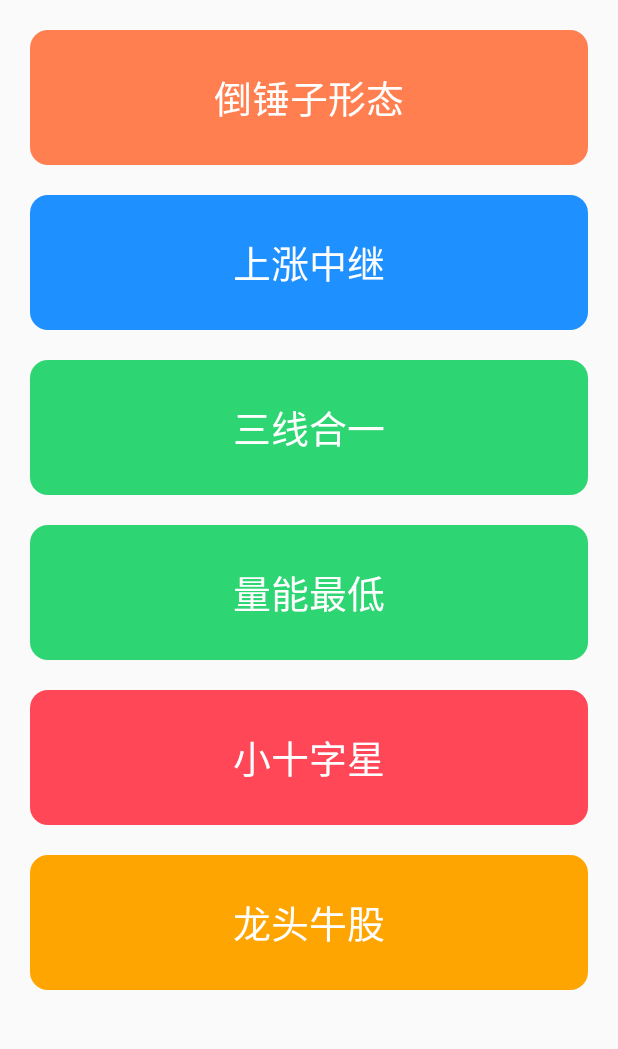
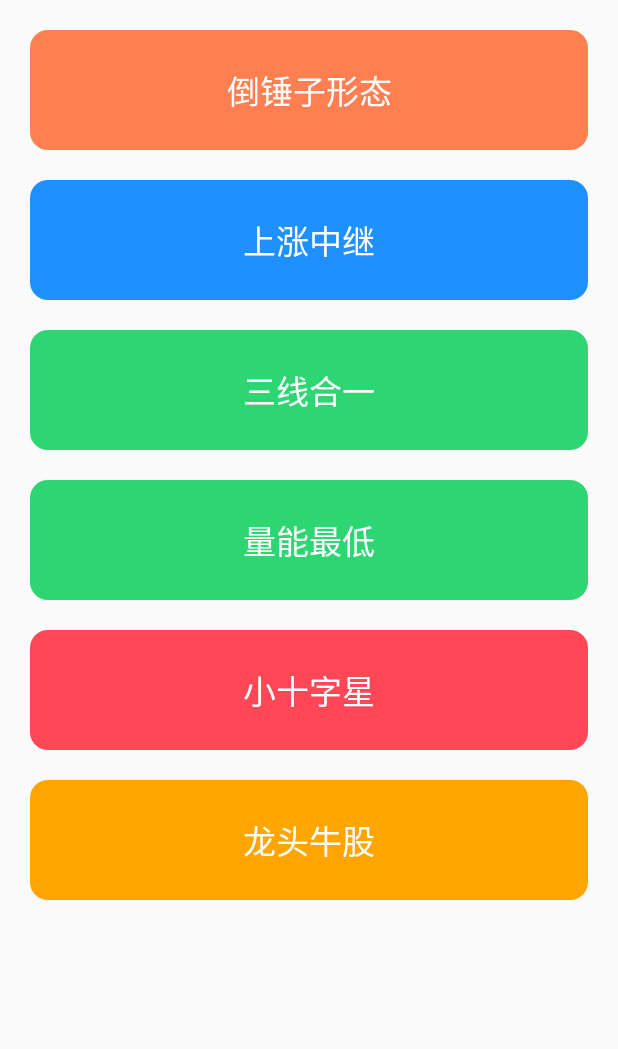
Before and after one commit to Veryed-VS/GuPiao, an Android app: the screen it shows after launch (StartActivity), on a phone screen of 412 x 824 dp, the part 68-1117 px from its top. Run offline under Robolectric (Android 15) with nearby library versions, the phone set to English and light mode, and no system bars; our stand-ins replace EventBus; libraries missing offline, so code that uses them is left out: com.afollestad.materialdialogs; network calls fail; 1 statement that could not run was skipped.

Commit message:
终极版4

```diff
--- a/app/src/main/java/com/xjm/gupiao/AnalysisData.java
+++ b/app/src/main/java/com/xjm/gupiao/AnalysisData.java
@@ -241,6 +241,17 @@ public class AnalysisData {
             }
             float twentyPrice = priceCount / 20.f;
 
+            //龙头股
+            if(currentWave >= 6){
+                AllSharesBean allSharesBean = new AllSharesBean();
+                allSharesBean.setCode(code);
+                allSharesBean.setName(name);
+                allSharesBean.setMode(mode);
+                allSharesBean.setRanking(ranking);
+                allSharesBean.setTrade(trade);
+                longtouList.add(allSharesBean);
+            }
+
             //三线合一
             float maxPrice = Math.max(Math.max(fivePrice, tenPrice), Math.max(fivePrice, twentyPrice));
             float minPrice = Math.min(Math.min(fivePrice, tenPrice), Math.min(fivePrice, twentyPrice));
--- a/app/src/main/res/layout/activity_start.xml
+++ b/app/src/main/res/layout/activity_start.xml
@@ -42,18 +42,18 @@
             <Button
                 android:id="@+id/button_one"
                 android:layout_width="match_parent"
-                android:layout_height="90dp"
+                android:layout_height="80dp"
                 android:layout_margin="20dp"
                 android:background="@drawable/button_bg_one"
                 android:stateListAnimator="@null"
                 android:text="倒锤子形态"
                 android:textColor="@android:color/white"
-                android:textSize="25sp" />
+                android:textSize="22sp" />
 
             <Button
                 android:id="@+id/button_two"
                 android:layout_width="match_parent"
-                android:layout_height="90dp"
+                android:layout_height="80dp"
                 android:layout_marginLeft="20dp"
                 android:layout_marginRight="20dp"
                 android:layout_marginBottom="20dp"
@@ -61,12 +61,12 @@
                 android:stateListAnimator="@null"
                 android:text="上涨中继"
                 android:textColor="@android:color/white"
-                android:textSize="25sp" />
+                android:textSize="22sp" />
 
             <Button
                 android:id="@+id/button_four"
                 android:layout_width="match_parent"
-                android:layout_height="90dp"
+                android:layout_height="80dp"
                 android:layout_marginLeft="20dp"
                 android:layout_marginRight="20dp"
                 android:layout_marginBottom="20dp"
@@ -74,12 +74,12 @@
                 android:stateListAnimator="@null"
                 android:text="三线合一"
                 android:textColor="@android:color/white"
-                android:textSize="25sp" />
+                android:textSize="22sp" />
 
             <Button
                 android:id="@+id/button_five"
                 android:layout_width="match_parent"
-                android:layout_height="90dp"
+                android:layout_height="80dp"
                 android:layout_marginLeft="20dp"
                 android:layout_marginRight="20dp"
                 android:layout_marginBottom="20dp"
@@ -87,12 +87,12 @@
                 android:stateListAnimator="@null"
                 android:text="量能最低"
                 android:textColor="@android:color/white"
-                android:textSize="25sp" />
+                android:textSize="22sp" />
 
             <Button
                 android:id="@+id/button_six"
                 android:layout_width="match_parent"
-                android:layout_height="90dp"
+                android:layout_height="80dp"
                 android:layout_marginLeft="20dp"
                 android:layout_marginRight="20dp"
                 android:layout_marginBottom="20dp"
@@ -100,12 +100,12 @@
                 android:stateListAnimator="@null"
                 android:text="小十字星"
                 android:textColor="@android:color/white"
-                android:textSize="25sp" />
+                android:textSize="22sp" />
 
             <Button
                 android:id="@+id/button_three"
                 android:layout_width="match_parent"
-                android:layout_height="90dp"
+                android:layout_height="80dp"
                 android:layout_marginLeft="20dp"
                 android:layout_marginRight="20dp"
                 android:layout_marginBottom="20dp"
@@ -113,7 +113,7 @@
                 android:stateListAnimator="@null"
                 android:text="龙头牛股"
                 android:textColor="@android:color/white"
-                android:textSize="25sp" />
+                android:textSize="22sp" />
         </LinearLayout>
     </ScrollView>
 </LinearLayout>
```
